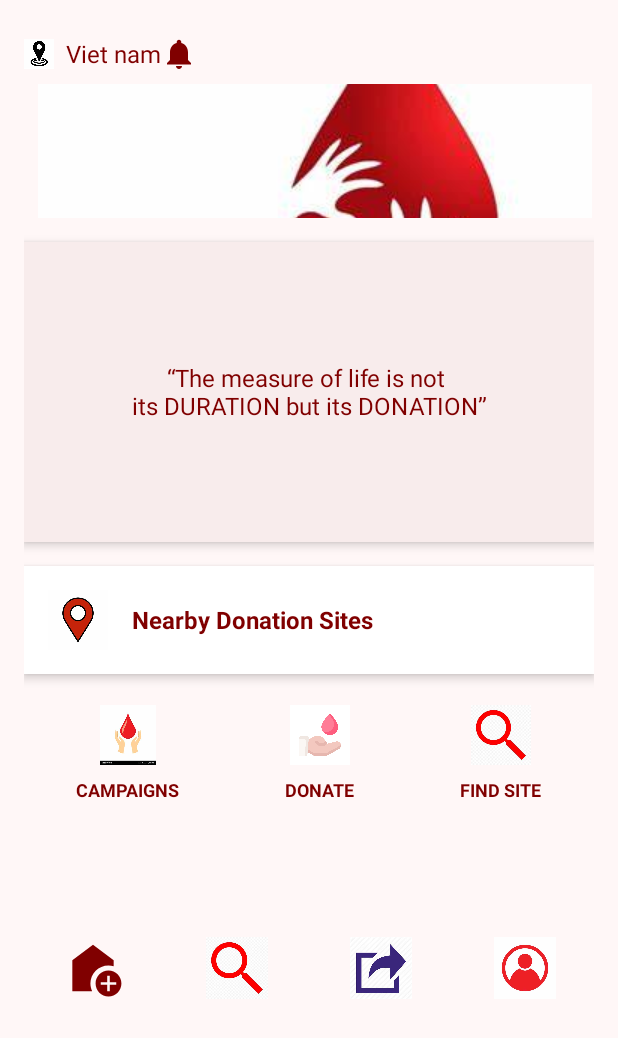
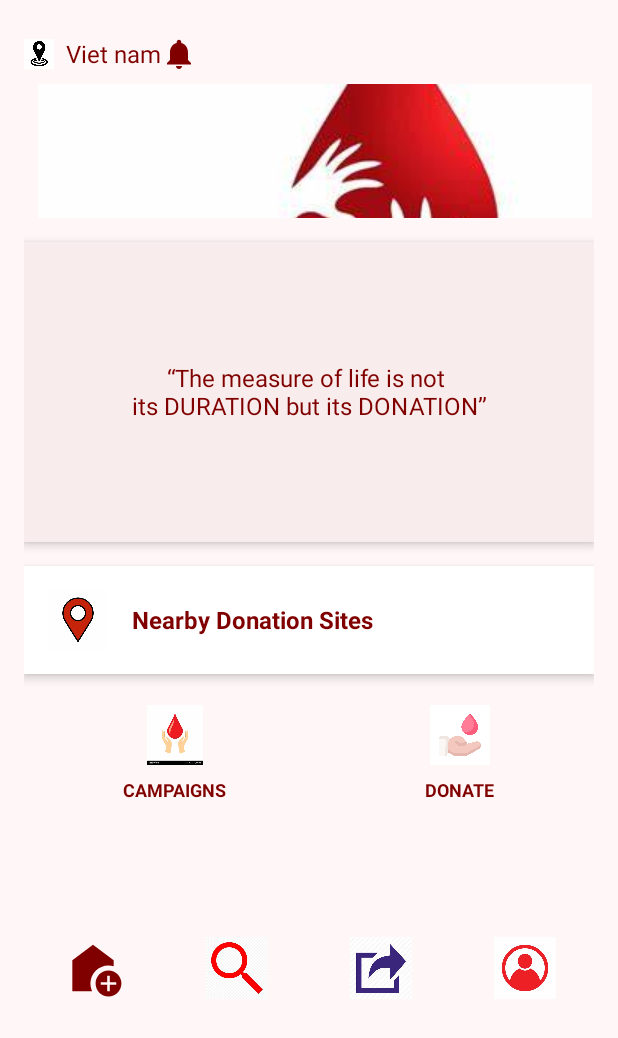
Before and after one commit to dinhminh0307/Blood-Donation-App, an Android app: the HomePageActivity screen opened directly, with no data from a screen before it, on a phone screen of 412 x 824 dp. Shown: the top 1038 px of the screen. Run offline under Robolectric (Android 15) with nearby library versions, the phone set to English and light mode, and no system bars; our stand-ins replace Firebase (no records; nobody signed in at launch, a user with empty details on screens opened directly); libraries missing offline, so code that uses them is left out: org.checkerframework.checker.

Commit message:
refactor: add minor thing

```diff
--- a/app/src/main/AndroidManifest.xml
+++ b/app/src/main/AndroidManifest.xml
@@ -14,7 +14,7 @@
         android:allowBackup="true"
         android:dataExtractionRules="@xml/data_extraction_rules"
         android:fullBackupContent="@xml/backup_rules"
-        android:icon="@mipmap/ic_launcher"
+        android:icon="@drawable/ic_blood_group"
         android:label="@string/app_name"
         android:roundIcon="@mipmap/ic_launcher_round"
         android:supportsRtl="true"
--- a/app/src/main/java/com/example/blooddonate/activities/MapsActivity.java
+++ b/app/src/main/java/com/example/blooddonate/activities/MapsActivity.java
@@ -136,7 +136,7 @@ public class MapsActivity extends FragmentActivity implements OnMapReadyCallback
             public void onSuccess(List<BloodDonationSite> data) {
                 sites.clear();
                 for(BloodDonationSite tmp : data) {
-                    if(!tmp.getOwner().equals(userController.getUserId())) {
+                    if(!tmp.getOwner().equals(userController.getUserId()) && !tmp.getRegisters().contains(userController.getUserId())) {
                         sites.add(tmp);
                     }
                 }
--- a/app/src/main/res/layout/activity_home_page.xml
+++ b/app/src/main/res/layout/activity_home_page.xml
@@ -191,30 +191,7 @@
             </LinearLayout>
 
             <!-- Find Donation Site -->
-            <LinearLayout
-                android:layout_width="wrap_content"
-                android:layout_height="74dp"
-                android:layout_weight="1"
-                android:gravity="center"
-                android:orientation="vertical">
 
-                <ImageView
-                    android:id="@+id/find_donation_site_icon"
-                    android:layout_width="40dp"
-                    android:layout_height="40dp"
-                    android:src="@drawable/ic_find_donor"
-                    android:contentDescription="Find Donation Site Icon" />
-
-                <TextView
-                    android:id="@+id/find_donation_site_text"
-                    android:layout_width="wrap_content"
-                    android:layout_height="wrap_content"
-                    android:layout_marginTop="8dp"
-                    android:text="FIND SITE"
-                    android:textColor="#800000"
-                    android:textSize="12sp"
-                    android:textStyle="bold" />
-            </LinearLayout>
         </LinearLayout>
 
         <!-- Bottom Navigation -->
```
